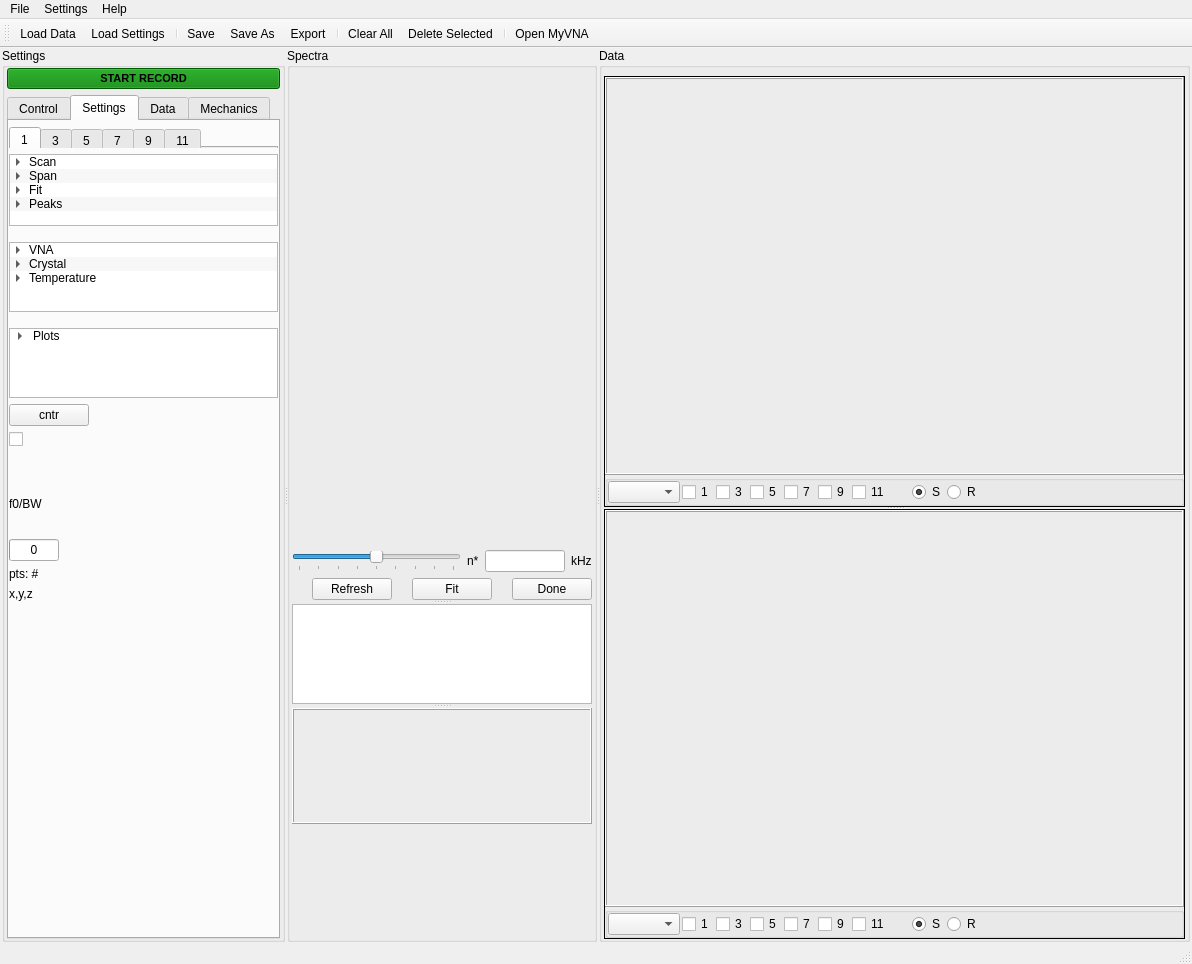
Before: the Qt Designer form QCM_GUI_test6.ui in shullgroup/rheoQCM, drawn with Qt 5.
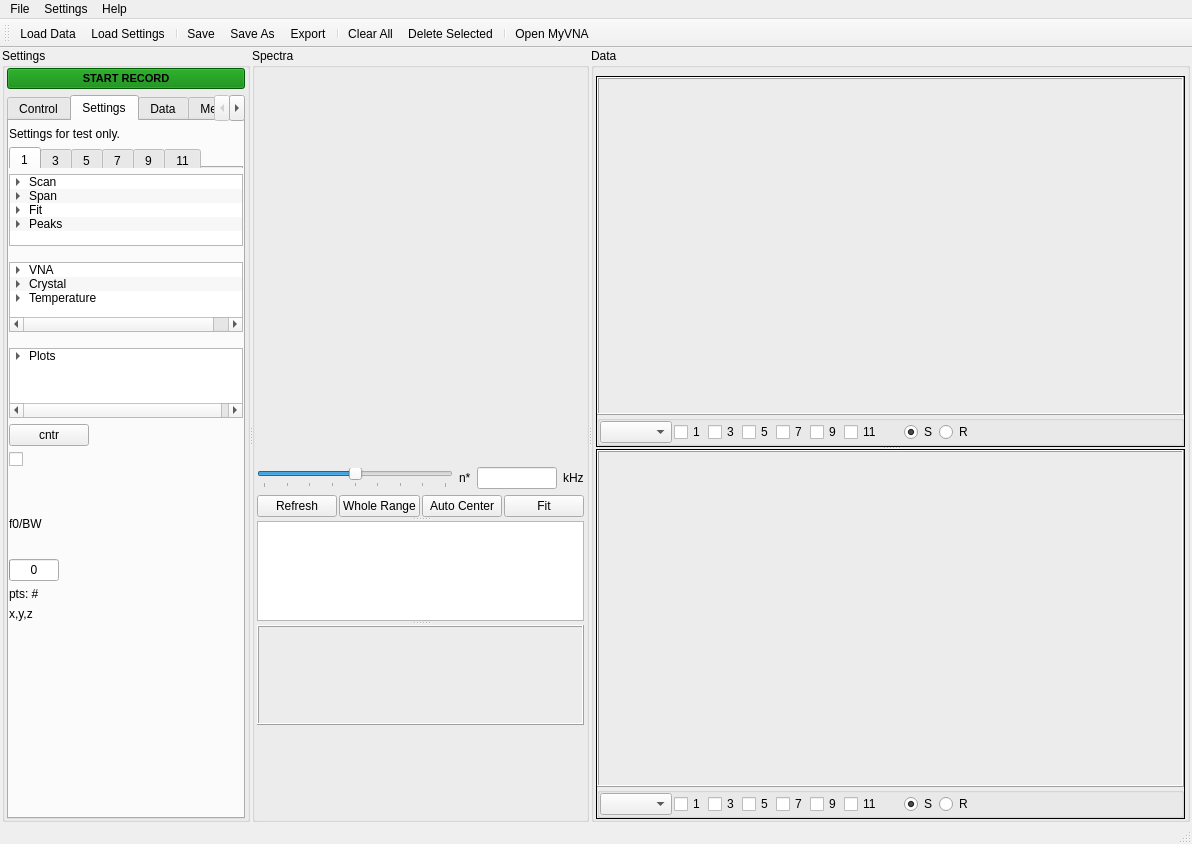
After: the same form once the commit is applied. The open tabs and pages were chosen to show the change. Icons and pictures are not drawn.

The edit to the form file:
```diff
--- a/QCM_GUI_test6.ui
+++ b/QCM_GUI_test6.ui
@@ -7,7 +7,7 @@
     <x>0</x>
     <y>0</y>
     <width>1192</width>
-    <height>964</height>
+    <height>824</height>
    </rect>
   </property>
   <property name="sizePolicy">
@@ -64,9 +64,15 @@
          <verstretch>0</verstretch>
         </sizepolicy>
        </property>
+       <property name="minimumSize">
+        <size>
+         <width>240</width>
+         <height>0</height>
+        </size>
+       </property>
        <property name="maximumSize">
         <size>
-         <width>16777215</width>
+         <width>300</width>
          <height>16777215</height>
         </size>
        </property>
@@ -140,6 +146,12 @@
           </item>
           <item>
            <widget class="QTabWidget" name="tabWidget_settings">
+            <property name="sizePolicy">
+             <sizepolicy hsizetype="Preferred" vsizetype="Expanding">
+              <horstretch>0</horstretch>
+              <verstretch>0</verstretch>
+             </sizepolicy>
+            </property>
             <property name="autoFillBackground">
              <bool>false</bool>
             </property>
@@ -1059,6 +1071,13 @@
               <property name="bottomMargin">
                <number>0</number>
               </property>
+              <item>
+               <widget class="QLabel" name="label_7">
+                <property name="text">
+                 <string>Settings for test only.</string>
+                </property>
+               </widget>
+              </item>
               <item>
                <widget class="QTabWidget" name="tabWidget_settings_settings_harm">
                 <property name="sizePolicy">
@@ -1545,11 +1564,17 @@
                 <property name="alternatingRowColors">
                  <bool>true</bool>
                 </property>
+                <property name="indentation">
+                 <number>16</number>
+                </property>
                 <attribute name="headerVisible">
                  <bool>false</bool>
                 </attribute>
                 <attribute name="headerDefaultSectionSize">
-                 <number>130</number>
+                 <number>140</number>
+                </attribute>
+                <attribute name="headerMinimumSectionSize">
+                 <number>37</number>
                 </attribute>
                 <column>
                  <property name="text">
@@ -4569,7 +4594,7 @@
                 <item>
                  <layout class="QHBoxLayout" name="horizontalLayout_4">
                   <property name="spacing">
-                   <number>20</number>
+                   <number>2</number>
                   </property>
                   <item>
                    <spacer name="horizontalSpacer_2">
@@ -4581,7 +4606,7 @@
                     </property>
                     <property name="sizeHint" stdset="0">
                      <size>
-                      <width>40</width>
+                      <width>0</width>
                       <height>20</height>
                      </size>
                     </property>
@@ -4590,7 +4615,7 @@
                   <item>
                    <widget class="QPushButton" name="pushButton_spectra_fit_refresh">
                     <property name="sizePolicy">
-                     <sizepolicy hsizetype="Fixed" vsizetype="Fixed">
+                     <sizepolicy hsizetype="Minimum" vsizetype="Fixed">
                       <horstretch>0</horstretch>
                       <verstretch>0</verstretch>
                      </sizepolicy>
@@ -4600,10 +4625,27 @@
                     </property>
                    </widget>
                   </item>
+                  <item>
+                   <widget class="QPushButton" name="pushButton_spectra_fit_showall">
+                    <property name="text">
+                     <string>Whole Range</string>
+                    </property>
+                   </widget>
+                  </item>
+                  <item>
+                   <widget class="QPushButton" name="pushButton_spectra_fit_autocntr">
+                    <property name="autoFillBackground">
+                     <bool>false</bool>
+                    </property>
+                    <property name="text">
+                     <string>Auto Center</string>
+                    </property>
+                   </widget>
+                  </item>
                   <item>
                    <widget class="QPushButton" name="pushButton_spectra_fit_fit">
                     <property name="sizePolicy">
-                     <sizepolicy hsizetype="Fixed" vsizetype="Fixed">
+                     <sizepolicy hsizetype="Minimum" vsizetype="Fixed">
                       <horstretch>0</horstretch>
                       <verstretch>0</verstretch>
                      </sizepolicy>
@@ -4613,13 +4655,6 @@
                     </property>
                    </widget>
                   </item>
-                  <item>
-                   <widget class="QPushButton" name="pushButton_spectra_fit_done">
-                    <property name="text">
-                     <string>Done</string>
-                    </property>
-                   </widget>
-                  </item>
                  </layout>
                 </item>
                </layout>
@@ -4641,8 +4676,8 @@
                 <string>&lt;!DOCTYPE HTML PUBLIC &quot;-//W3C//DTD HTML 4.0//EN&quot; &quot;http://www.w3.org/TR/REC-html40/strict.dtd&quot;&gt;
 &lt;html&gt;&lt;head&gt;&lt;meta name=&quot;qrichtext&quot; content=&quot;1&quot; /&gt;&lt;style type=&quot;text/css&quot;&gt;
 p, li { white-space: pre-wrap; }
-&lt;/style&gt;&lt;/head&gt;&lt;body style=&quot; font-family:'Ubuntu'; font-size:11pt; font-weight:400; font-style:normal;&quot;&gt;
-&lt;p style=&quot;-qt-paragraph-type:empty; margin-top:0px; margin-bottom:0px; margin-left:0px; margin-right:0px; -qt-block-indent:0; text-indent:0px; font-family:'MS Shell Dlg 2'; font-size:8.25pt;&quot;&gt;&lt;br /&gt;&lt;/p&gt;&lt;/body&gt;&lt;/html&gt;</string>
+&lt;/style&gt;&lt;/head&gt;&lt;body style=&quot; font-family:'MS Shell Dlg 2'; font-size:8.25pt; font-weight:400; font-style:normal;&quot;&gt;
+&lt;p style=&quot;-qt-paragraph-type:empty; margin-top:0px; margin-bottom:0px; margin-left:0px; margin-right:0px; -qt-block-indent:0; text-indent:0px;&quot;&gt;&lt;br /&gt;&lt;/p&gt;&lt;/body&gt;&lt;/html&gt;</string>
                </property>
               </widget>
               <widget class="QWidget" name="layoutWidget">
```
Left out of the diff: 445 changed lines with no effect on the pictures.
